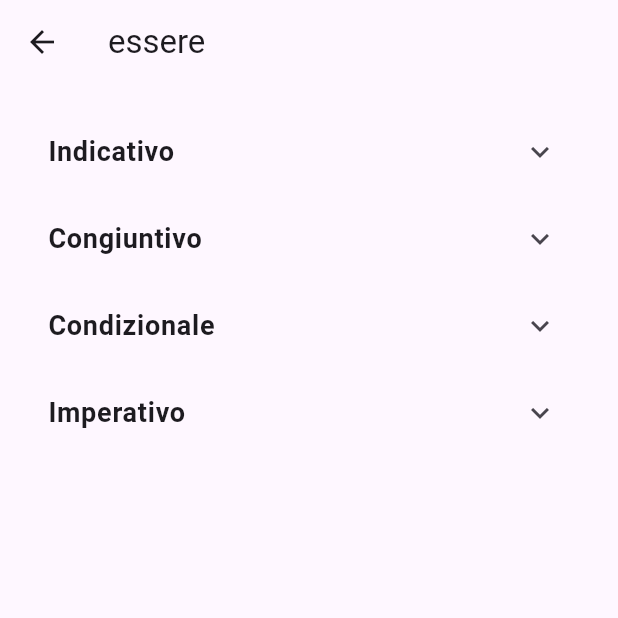
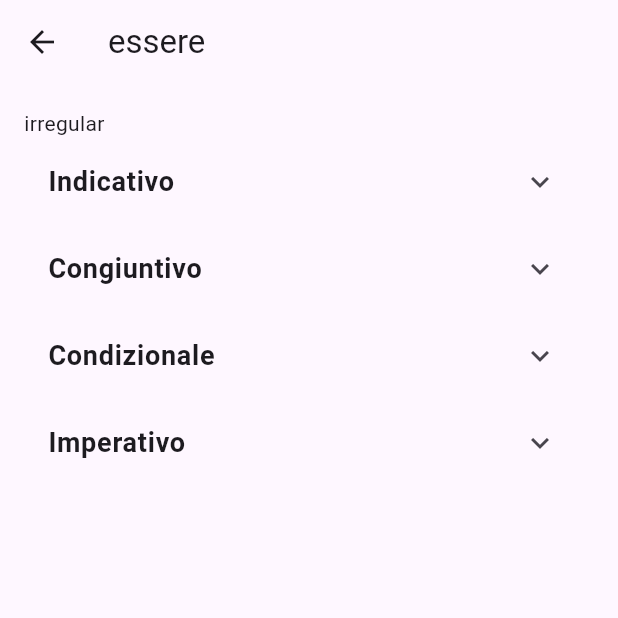
Before and after one commit to NicolasKargruber/ConiuGatto, a Flutter app: the screen it shows after launch, after a tap on "essere", on a phone screen of 412 x 824 dp, the top half of it. Run offline on Flutter 3.47's test engine with Material 3 defaults, Android fonts, the phone set to English and light mode, and no system bars.

Commit message:
[CON-5] Clean up
and show auxiliaries + regularity

```diff
--- a/lib/models/moods/indicative.dart
+++ b/lib/models/moods/indicative.dart
@@ -30,13 +30,7 @@ class Indicative {
   }
 }
 
-Map<Pronoun, String> parseConjugations(Map<String, dynamic> json) {
-  return {
-    Pronoun.io: json['io'],
-    Pronoun.tu: json['tu'],
-    Pronoun.luiLei: json['lui/lei'],
-    Pronoun.noi: json['noi'],
-    Pronoun.voi: json['voi'],
-    Pronoun.loro: json['loro'],
-  };
+Conjugations parseConjugations(Map<String, dynamic> json) {
+  return Pronoun.values.asMap().
+  map((index, pronoun) => MapEntry(pronoun, json[pronoun.jsonKey()]));
 }
--- a/lib/models/verb.dart
+++ b/lib/models/verb.dart
@@ -6,7 +6,7 @@ import 'package:flutter/services.dart' show rootBundle;
 class Verb {
   final String infinitive;
   final String translation;
-  final VerbType type;
+  final Regularity regularity;
   final List<Auxiliary> auxiliaries;
   final Moods moods;
   final String pastParticiple;
@@ -15,7 +15,7 @@ class Verb {
   Verb({
     required this.infinitive,
     required this.translation,
-    required this.type,
+    required this.regularity,
     required this.auxiliaries,
     required this.moods,
     required this.pastParticiple,
@@ -26,17 +26,9 @@ class Verb {
     return Verb(
       infinitive: json['infinitive'],
       translation: json['translation'],
-      type: VerbType.values.firstWhere(
-            (e) => e.name == json['type'],
-        orElse: () => VerbType.regular,
-      ),
+      regularity: Regularity.fromJson(json['type']),
       auxiliaries: (json['auxiliary'] as List)
-          .map((e) =>
-          Auxiliary.values.firstWhere(
-                (a) => a.name == e,
-            orElse: () => Auxiliary.have,
-          ))
-          .toList(),
+          .map((e) => Auxiliary.fromJson(e)).toList(),
       moods: Moods.fromJson(json['conjugations']),
       pastParticiple: json['participio_passato'],
       presentGerund: json['gerundio_presente'],
@@ -44,9 +36,24 @@ class Verb {
   }
 }
 
-enum VerbType { regular, irregular }
+enum Regularity { regular('regular'), irregular('irregular');
 
-enum Auxiliary { have, be }
+  final String jsonKey;
+  const Regularity(this.jsonKey);
+
+  factory Regularity.fromJson(dynamic json)
+  => Regularity.values.firstWhere((e) => e.jsonKey == json);
+}
+
+enum Auxiliary { toHave('avere'), toBe('essere');
+
+
+  final String jsonKey;
+  const Auxiliary(this.jsonKey);
+
+  factory Auxiliary.fromJson(dynamic json)
+  => Auxiliary.values.firstWhere((e) => e.jsonKey == json);
+}
 
 Future<List<Verb>> loadVerbs() async {
   final String response = await rootBundle.loadString('assets/data/verbs.json');
--- a/lib/screens/conjugation_table.dart
+++ b/lib/screens/conjugation_table.dart
@@ -19,7 +19,7 @@ class ConjugationTable extends StatelessWidget {
       ],
       rows: conjugations.entries.map((entry) => DataRow(
         cells: <DataCell>[
-          DataCell(Text(entry.key.name)),
+          DataCell(Text(entry.key.italian)),
           DataCell(Text(entry.value ?? "-")),
         ],
       )).toList()
--- a/lib/screens/verb_detail_screen.dart
+++ b/lib/screens/verb_detail_screen.dart
@@ -17,6 +17,11 @@ class VerbDetailScreen extends StatelessWidget {
         padding: const EdgeInsets.all(16.0),
         child: ListView(
           children: [
+            Text(verb.regularity.name),
+
+            if(verb.auxiliaries.length > 1)
+            ToggleButtons(isSelected: [true, false], children: [Text(verb.auxiliaries.first.name), Text(verb.auxiliaries.last.name)]),
+
             // INDICATIVO
             ExpansionTile(
               title: Text('Indicativo', style: TextStyle(fontSize: 18, fontWeight: FontWeight.bold)),
```
Also changed, not shown: lib/models/pronoun.dart (+12 -8 lines), lib/utilities/verb_manager.dart (added).
